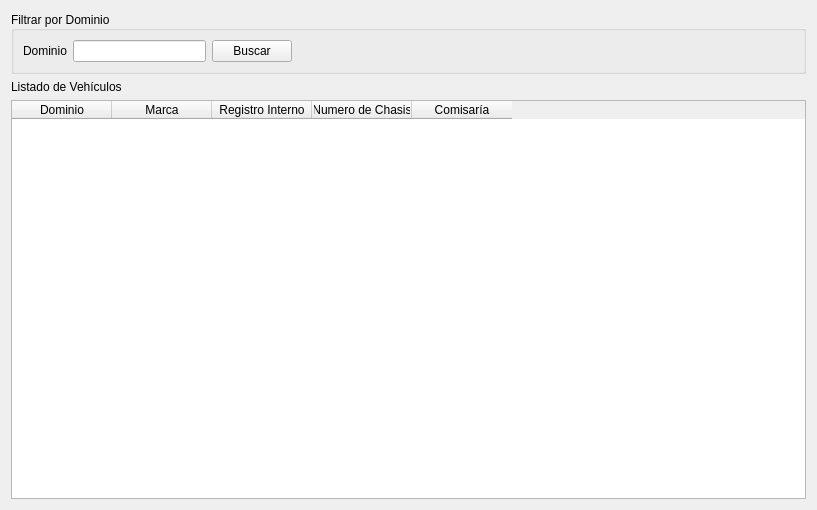
This is src/ui/WidgetListadoDeVehiculos.ui in guilleurrutia10/division-transporte as Qt 5 draws it before an edit. The edited form follows.
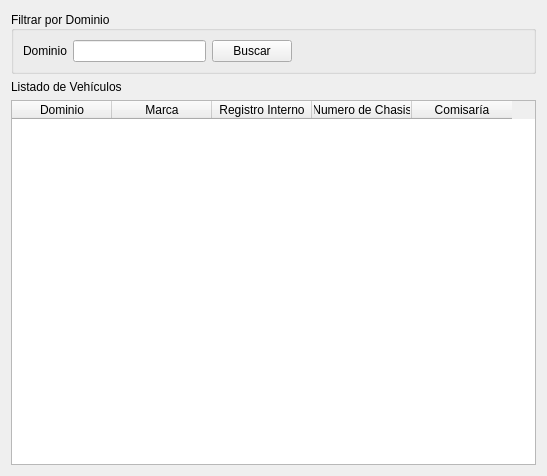
This is the edited form.

```diff
--- a/src/ui/WidgetListadoDeVehiculos.ui
+++ b/src/ui/WidgetListadoDeVehiculos.ui
@@ -6,8 +6,8 @@
    <rect>
     <x>0</x>
     <y>0</y>
-    <width>817</width>
-    <height>510</height>
+    <width>547</width>
+    <height>476</height>
    </rect>
   </property>
   <property name="windowTitle">
```
